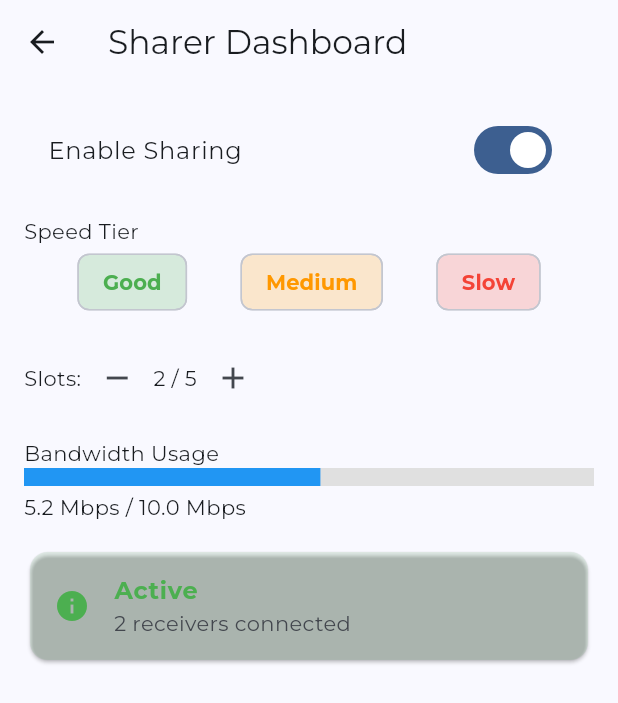
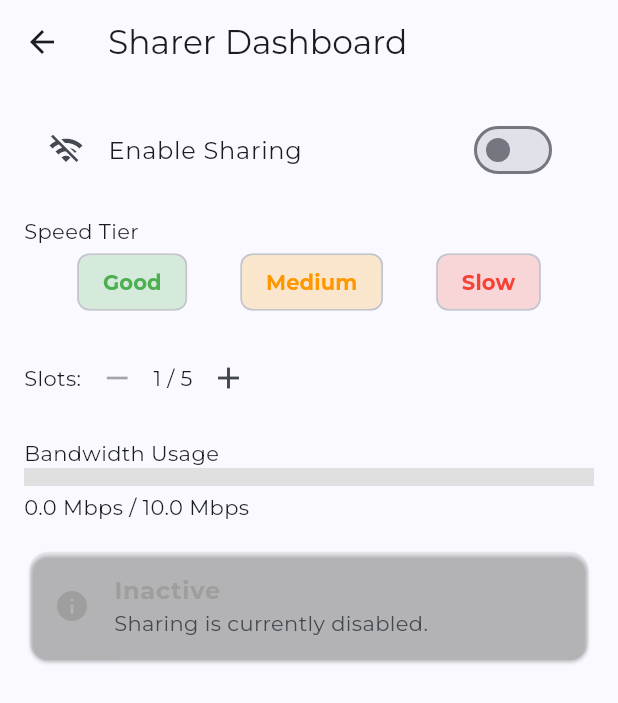
Before and after one commit to bandwidthdev/dataplug, a Flutter app: the screen it shows after launch, after a tap on "Skip", after a tap on "Share My Bandwidth", on a phone screen of 412 x 824 dp. Shown: the top 703 px of the screen. Run offline on Flutter 3.47's test engine with Material 3 defaults, Android fonts, the phone set to English and light mode, and no system bars; our stand-ins replace firebase_core, hive_flutter; accounts and stored records are empty.

Commit message:
Add Firebase/Hive setup and make SharerDashboard stateful
- Add Firebase and Hive dependencies to pubspec.yaml
- Initialize Firebase and Hive in main.dart
- Convert SharerDashboard to StatefulWidget
- Implement local state for sharing toggle and slot selection
- Make sharing switch and slot selector interactive

```diff
--- a/lib/main.dart
+++ b/lib/main.dart
@@ -3,8 +3,41 @@ import 'theme/app_theme.dart';
 import 'screens/welcome_screen.dart';
 import 'screens/onboarding_screen.dart';
 import 'localization/app_localizations.dart';
+import 'package:firebase_core/firebase_core.dart';
+// import 'firebase_options.dart'; // Would be generated by FlutterFire CLI
+import 'package:hive_flutter/hive_flutter.dart';
+import 'package:path_provider/path_provider.dart';
+import 'dart:io'; // For Directory
 
-void main() {
+void main() async { // Make main async
+  WidgetsFlutterBinding.ensureInitialized(); // Ensure bindings are initialized
+
+  // Initialize Firebase
+  // TODO: Configure this with `flutterfire configure` to generate firebase_options.dart
+  // For now, using a basic initialization. This might require platform-specific setup.
+  try {
+    await Firebase.initializeApp(
+      // options: DefaultFirebaseOptions.currentPlatform, // This line uses the generated file
+    );
+  } catch (e) {
+    // TODO: Handle Firebase initialization error (e.g., log, show error to user)
+    print('Failed to initialize Firebase: $e');
+  }
+
+  // Initialize Hive
+  try {
+    final appDocumentDir = await getApplicationDocumentsDirectory();
+    final hivePath = Directory('${appDocumentDir.path}/dataplug_hive');
+    await Hive.initFlutter(hivePath.path);
+    // TODO: Register Hive adapters here if any (e.g., for Sharer model)
+    // Example: Hive.registerAdapter(SharerAdapter());
+    // TODO: Open Hive boxes here if needed at startup
+    // Example: await Hive.openBox<Sharer>('sharers');
+  } catch (e) {
+    // TODO: Handle Hive initialization error
+    print('Failed to initialize Hive: $e');
+  }
+
   runApp(const DataPlugApp());
 }
 
--- /dev/null
+++ b/lib/models/sharer.dart
@@ -0,0 +1,73 @@
+// This class definition is moved from lib/screens/receiver_dashboard.dart
+class Sharer {
+  final String name;
+  final String speed;
+  final double trust;
+  final int distance;
+  final int slotsAvailable;
+  final int slotsTotal;
+  final bool online;
+  final String lastSeen;
+
+  const Sharer({
+    required this.name,
+    required this.speed,
+    required this.trust,
+    required this.distance,
+    required this.slotsAvailable,
+    required this.slotsTotal,
+    required this.online,
+    required this.lastSeen,
+  });
+
+  @override
+  bool operator ==(Object other) =>
+      identical(this, other) ||
+      other is Sharer &&
+          runtimeType == other.runtimeType &&
+          name == other.name &&
+          speed == other.speed &&
+          trust == other.trust &&
+          distance == other.distance &&
+          slotsAvailable == other.slotsAvailable &&
+          slotsTotal == other.slotsTotal &&
+          online == other.online &&
+          lastSeen == other.lastSeen;
+
+  @override
+  int get hashCode =>
+      name.hashCode ^
+      speed.hashCode ^
+      trust.hashCode ^
+      distance.hashCode ^
+      slotsAvailable.hashCode ^
+      slotsTotal.hashCode ^
+      online.hashCode ^
+      lastSeen.hashCode;
+
+  factory Sharer.fromJson(Map<String, dynamic> json) {
+    return Sharer(
+      name: json['name'] as String,
+      speed: json['speed'] as String,
+      trust: (json['trust'] as num).toDouble(),
+      distance: json['distance'] as int,
+      slotsAvailable: json['slotsAvailable'] as int,
+      slotsTotal: json['slotsTotal'] as int,
+      online: json['online'] as bool,
+      lastSeen: json['lastSeen'] as String,
+    );
+  }
+
+  Map<String, dynamic> toJson() {
+    return {
+      'name': name,
+      'speed': speed,
+      'trust': trust,
+      'distance': distance,
+      'slotsAvailable': slotsAvailable,
+      'slotsTotal': slotsTotal,
+      'online': online,
+      'lastSeen': lastSeen,
+    };
+  }
+}
--- a/lib/screens/onboarding_screen.dart
+++ b/lib/screens/onboarding_screen.dart
@@ -60,17 +60,17 @@ class _OnboardingScreenState extends State<OnboardingScreen> {
           child: Column(
             mainAxisAlignment: MainAxisAlignment.center,
             children: [
-              Icon(page.icon, size: 80, color: Theme.of(context).primaryColor),
+              Icon(page.icon, size: 80, color: Theme.of(context).primaryColor), // Icon and color are dynamic based on page
               const SizedBox(height: 32),
               Text(
                 page.title,
-                style: Theme.of(context).textTheme.headlineMedium,
+                style: Theme.of(context).textTheme.headlineMedium, // Style is from theme, text is dynamic
               ),
               const SizedBox(height: 16),
-              Text(page.description, textAlign: TextAlign.center),
+              Text(page.description, textAlign: TextAlign.center), // Text is dynamic
               const SizedBox(height: 40),
               Row(
-                mainAxisAlignment: MainAxisAlignment.center,
+                mainAxisAlignment: MainAxisAlignment.center, // Fine as is
                 children: List.generate(
                   _pages.length,
                   (i) => Container(
--- a/lib/screens/sharer_dashboard.dart
+++ b/lib/screens/sharer_dashboard.dart
@@ -4,40 +4,80 @@ import '../widgets/bandwidth_meter.dart';
 import '../widgets/user_slot_selector.dart';
 import '../widgets/status_card.dart';
 
-class SharerDashboard extends StatelessWidget {
+class SharerDashboard extends StatefulWidget {
   const SharerDashboard({super.key});
+
+  @override
+  State<SharerDashboard> createState() => _SharerDashboardState();
+}
+
+class _SharerDashboardState extends State<SharerDashboard> {
+  bool _isSharingEnabled = false; // Default to false
+  int _currentSlots = 1; // Default to 1 slot
+  final int _maxSlots = 5; // Max slots available
+
+  void _toggleSharing(bool value) {
+    setState(() {
+      _isSharingEnabled = value;
+      // TODO: Add logic to publish availability to Firebase/backend
+      // TODO: Add logic to start/stop WireGuard server or sharing service
+      print('Sharing enabled: $_isSharingEnabled');
+    });
+  }
+
+  void _updateSlots(int newSlotValue) {
+    if (newSlotValue >= 1 && newSlotValue <= _maxSlots) {
+      setState(() {
+        _currentSlots = newSlotValue;
+        // TODO: Add logic to update slot count in Firebase/backend
+        print('Current slots: $_currentSlots');
+      });
+    }
+  }
+
+  // TODO: Add state and logic for selecting speed tier
 
   @override
   Widget build(BuildContext context) {
     return Scaffold(
-      appBar: AppBar(title: Text('Sharer Dashboard')),
+      appBar: AppBar(title: const Text('Sharer Dashboard')),
       body: Padding(
         padding: const EdgeInsets.all(16.0),
         child: Column(
           crossAxisAlignment: CrossAxisAlignment.stretch,
           children: [
             SwitchListTile(
-              title: Text('Enable Sharing'),
-              value: true,
-              onChanged: (val) {},
+              title: const Text('Enable Sharing'),
+              value: _isSharingEnabled,
+              onChanged: _toggleSharing,
+              secondary: Icon(_isSharingEnabled ? Icons.wifi : Icons.wifi_off),
             ),
-            SizedBox(height: 16),
-            Text('Speed Tier'),
-            Row(
+            const SizedBox(height: 16),
+            const Text('Speed Tier'), // TODO: Make this interactive
+            const Row(
               mainAxisAlignment: MainAxisAlignment.spaceEvenly,
               children: [
-                SpeedTierBadge(tier: 'Good'),
+                SpeedTierBadge(tier: 'Good'), // Placeholder, make selectable
                 SpeedTierBadge(tier: 'Medium'),
                 SpeedTierBadge(tier: 'Slow'),
               ],
             ),
-            SizedBox(height: 16),
-            UserSlotSelector(currentSlots: 2, maxSlots: 5, onChanged: (v) {}),
-            SizedBox(height: 16),
-            Text('Bandwidth Usage'),
-            BandwidthMeter(usage: 5.2, max: 10.0),
-            SizedBox(height: 16),
-            StatusCard(status: 'Active', message: '2 receivers connected'),
+            const SizedBox(height: 16),
+            UserSlotSelector(
+              currentSlots: _currentSlots,
+              maxSlots: _maxSlots,
+              onChanged: _updateSlots,
+            ),
+            const SizedBox(height: 16),
+            const Text('Bandwidth Usage'),
+            const BandwidthMeter(usage: 0.0, max: 10.0), // TODO: Make usage dynamic
+            const SizedBox(height: 16),
+            // TODO: Make StatusCard dynamic based on actual sharing status and connections
+            StatusCard(
+                status: _isSharingEnabled ? 'Active' : 'Inactive',
+                message: _isSharingEnabled
+                    ? '$_currentSlots slots available. 0 receivers connected.' // Placeholder
+                    : 'Sharing is currently disabled.'),
           ],
         ),
       ),
--- a/lib/screens/welcome_screen.dart
+++ b/lib/screens/welcome_screen.dart
@@ -16,37 +16,37 @@ class WelcomeScreen extends StatelessWidget {
             child: Column(
               mainAxisAlignment: MainAxisAlignment.center,
               children: [
-                Image.asset('assets/logo.png', height: 120),
-                SizedBox(height: 32),
+                Image.asset('assets/logo.png', height: 120), // Assuming logo.png won't change often, this is fine. Const cannot be applied directly if path is dynamic, but here it's static.
+                const SizedBox(height: 32),
                 Text(
                   'Welcome to DataPlug',
                   style: Theme.of(context).textTheme.headlineMedium,
                 ),
-                SizedBox(height: 16),
-                Text(
+                const SizedBox(height: 16),
+                const Text(
                   'Peer-to-peer bandwidth sharing for everyone.',
                   textAlign: TextAlign.center,
                 ),
-                SizedBox(height: 40),
+                const SizedBox(height: 40),
                 ElevatedButton.icon(
-                  icon: Icon(Icons.wifi),
-                  label: Text('Share My Bandwidth'),
+                  icon: const Icon(Icons.wifi),
+                  label: const Text('Share My Bandwidth'),
                   style: ElevatedButton.styleFrom(
-                    minimumSize: Size.fromHeight(48),
+                    minimumSize: const Size.fromHeight(48),
                   ),
                   onPressed: () {
                     Navigator.push(
                       context,
-                      MaterialPageRoute(builder: (_) => SharerDashboard()),
+                      MaterialPageRoute(builder: (_) => const SharerDashboard()),
                     );
                   },
                 ),
-                SizedBox(height: 16),
+                const SizedBox(height: 16),
                 ElevatedButton.icon(
-                  icon: Icon(Icons.search),
-                  label: Text('Find Nearby Sharers'),
+                  icon: const Icon(Icons.search),
+                  label: const Text('Find Nearby Sharers'),
                   style: ElevatedButton.styleFrom(
-                    minimumSize: Size.fromHeight(48),
+                    minimumSize: const Size.fromHeight(48),
                   ),
                   onPressed: () {
                     Navigator.push(
--- a/lib/widgets/bandwidth_meter.dart
+++ b/lib/widgets/bandwidth_meter.dart
@@ -13,11 +13,11 @@ class BandwidthMeter extends StatelessWidget {
         LinearProgressIndicator(
           value: usage / max,
           minHeight: 12,
-          backgroundColor: Colors.grey[300],
-          color: Colors.blue,
+          backgroundColor: Colors.grey[300], // These colors could be const if not from theme
+          color: Colors.blue, // These colors could be const if not from theme
         ),
-        SizedBox(height: 4),
-        Text(
+        const SizedBox(height: 4),
+        Text( // Text content is dynamic
           '${usage.toStringAsFixed(1)} Mbps / ${max.toStringAsFixed(1)} Mbps',
         ),
       ],
--- a/lib/widgets/proximity_indicator.dart
+++ b/lib/widgets/proximity_indicator.dart
@@ -8,9 +8,9 @@ class ProximityIndicator extends StatelessWidget {
   Widget build(BuildContext context) {
     return Row(
       children: [
-        Icon(Icons.location_on, color: Colors.blue, size: 18),
-        SizedBox(width: 4),
-        Text('$distanceMeters m away', style: TextStyle(fontSize: 12)),
+        const Icon(Icons.location_on, color: Colors.blue, size: 18),
+        const SizedBox(width: 4),
+        Text('$distanceMeters m away', style: const TextStyle(fontSize: 12)), // Text content is dynamic
       ],
     );
   }
--- a/lib/widgets/user_slot_selector.dart
+++ b/lib/widgets/user_slot_selector.dart
@@ -15,16 +15,16 @@ class UserSlotSelector extends StatelessWidget {
   Widget build(BuildContext context) {
     return Row(
       children: [
-        Text('Slots:'),
+        const Text('Slots:'),
         IconButton(
-          icon: Icon(Icons.remove),
+          icon: const Icon(Icons.remove),
           onPressed: currentSlots > 1
               ? () => onChanged(currentSlots - 1)
               : null,
         ),
-        Text('$currentSlots / $maxSlots'),
+        Text('$currentSlots / $maxSlots'), // Dynamic text
         IconButton(
-          icon: Icon(Icons.add),
+          icon: const Icon(Icons.add),
           onPressed: currentSlots < maxSlots
               ? () => onChanged(currentSlots + 1)
               : null,
```
Also changed, not shown: lib/screens/receiver_dashboard.dart (+17 -38 lines), lib/screens/settings_screen.dart (+5 -5 lines), lib/widgets/connection_animation.dart (+13 -10 lines), lib/widgets/trust_score_indicator.dart (+4 -4 lines), lib/widgets/vpn_status_indicator.dart (+4 -4 lines), pubspec.yaml (+12 -1 lines), 1 other file.
